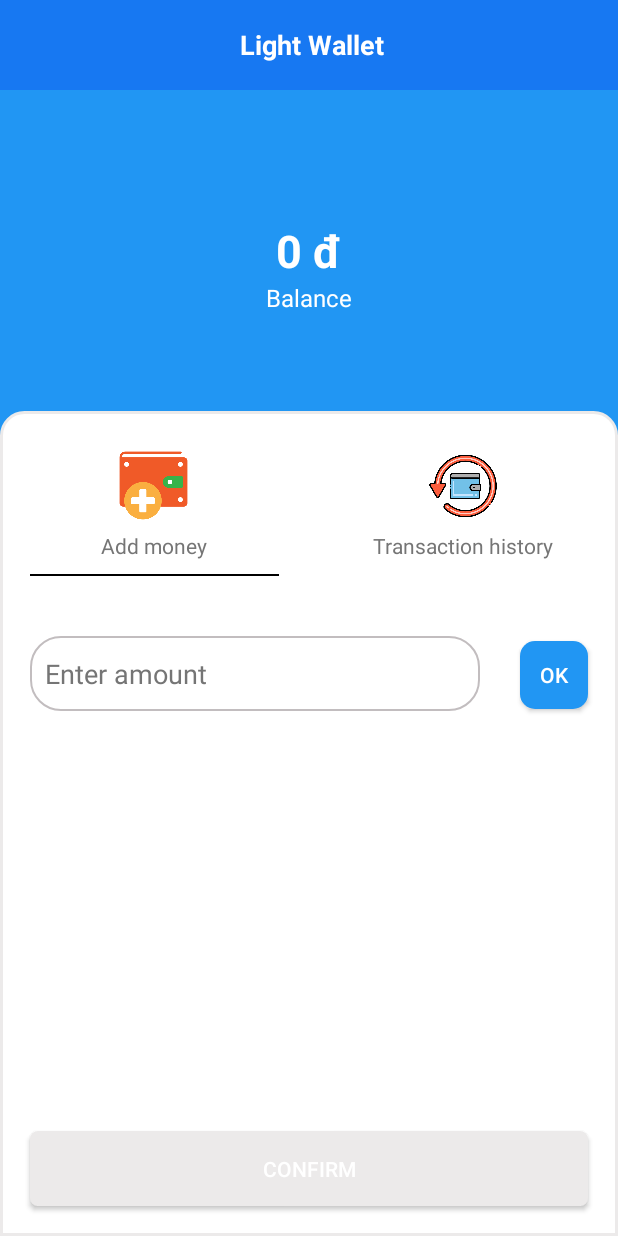
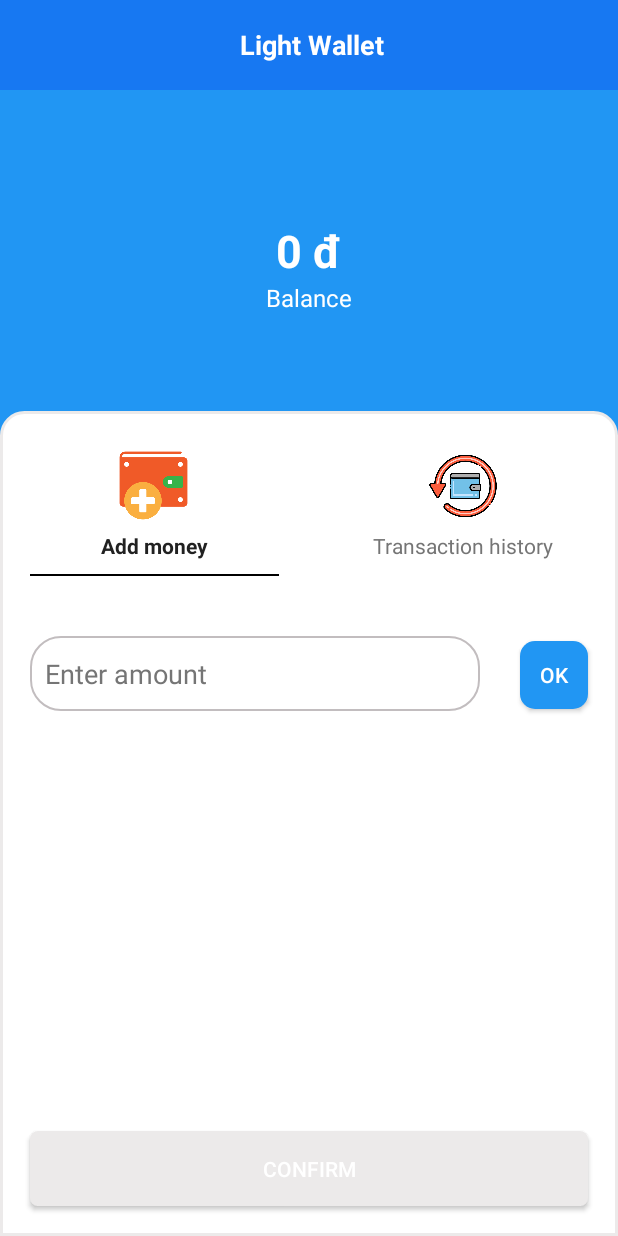
Before and after one commit to quanhspdz/Lightning, an Android app: the WalletActivity screen opened directly, with no data from a screen before it, after a tap on "Add money", on a phone screen of 412 x 824 dp. Run offline under Robolectric (Android 15) with nearby library versions, the phone set to English and light mode, and no system bars.

Commit message:
highlight text when tab is chosen in l-wallet act

```diff
--- a/app/src/main/java/com/example/lightning/activities/WalletActivity.java
+++ b/app/src/main/java/com/example/lightning/activities/WalletActivity.java
@@ -4,6 +4,7 @@ import androidx.appcompat.app.AppCompatActivity;
 import androidx.appcompat.widget.AppCompatButton;
 
 import android.content.Context;
+import android.graphics.Typeface;
 import android.os.Bundle;
 import android.view.View;
 import android.widget.EditText;
@@ -21,7 +22,7 @@ public class WalletActivity extends AppCompatActivity {
     FrameLayout frameAddMoney, frameHistory;
     EditText edtAmount;
     AppCompatButton buttonOk, buttonConfirm;
-    TextView textFormattedMoney, textComfirmation;
+    TextView textFormattedMoney, textConfirmation, textAddMoney, textHistory;
 
     boolean addMoneyIsChosen, historyIsChosen;
 
@@ -45,7 +46,9 @@ public class WalletActivity extends AppCompatActivity {
         textFormattedMoney = findViewById(R.id.text_formatted_money);
         relativeShowAddMoney = findViewById(R.id.relativeShowAddMoney);
         relativeShowHistory = findViewById(R.id.relativeShowHistory);
-        textComfirmation = findViewById(R.id.text_confirmation);
+        textConfirmation = findViewById(R.id.text_confirmation);
+        textAddMoney = findViewById(R.id.text_addMoney);
+        textHistory = findViewById(R.id.text_history);
 
         addMoneyIsChosen = true;
         historyIsChosen = false;
@@ -61,10 +64,15 @@ public class WalletActivity extends AppCompatActivity {
                 relativeShowHistory.setVisibility(View.GONE);
                 edtAmount.setText("");
                 textFormattedMoney.setText("");
-                textComfirmation.setVisibility(View.GONE);
+                textConfirmation.setVisibility(View.GONE);
                 buttonConfirm.setBackgroundDrawable(getResources().getDrawable(R.drawable.button_background_grey_line));
                 addMoneyIsChosen = true;
                 historyIsChosen = false;
+
+                textAddMoney.setTypeface(null, Typeface.BOLD);
+                textAddMoney.setTextColor(getResources().getColor(R.color.primary_text));
+                textHistory.setTypeface(null, Typeface.NORMAL);
+                textHistory.setTextColor(getResources().getColor(R.color.secondary_text));
             }
         });
 
@@ -77,10 +85,15 @@ public class WalletActivity extends AppCompatActivity {
                 relativeShowHistory.setVisibility(View.VISIBLE);
                 edtAmount.setText("");
                 textFormattedMoney.setText("");
-                textComfirmation.setVisibility(View.GONE);
+                textConfirmation.setVisibility(View.GONE);
                 buttonConfirm.setBackgroundDrawable(getResources().getDrawable(R.drawable.button_background_grey_line));
                 addMoneyIsChosen = false;
                 historyIsChosen = true;
+
+                textHistory.setTypeface(null, Typeface.BOLD);
+                textHistory.setTextColor(getResources().getColor(R.color.primary_text));
+                textAddMoney.setTypeface(null, Typeface.NORMAL);
+                textAddMoney.setTextColor(getResources().getColor(R.color.secondary_text));
             }
         });
 
@@ -90,7 +103,7 @@ public class WalletActivity extends AppCompatActivity {
                 String amount = edtAmount.getText().toString().trim();
                 if (!amount.isEmpty()) {
                     textFormattedMoney.setVisibility(View.VISIBLE);
-                    textComfirmation.setVisibility(View.VISIBLE);
+                    textConfirmation.setVisibility(View.VISIBLE);
                     buttonConfirm.setBackgroundDrawable(getResources().getDrawable(R.drawable.button_background));
                     textFormattedMoney.setText(Tool.getCurrencyFormat(Double.parseDouble(amount)));
                     Tool.hideSoftKeyboard(WalletActivity.this);
--- a/app/src/main/res/layout/activity_wallet.xml
+++ b/app/src/main/res/layout/activity_wallet.xml
@@ -96,9 +96,11 @@
                     android:layout_height="wrap_content"
                     android:layout_below="@id/button_add"
                     android:text="Add money"
+                    android:id="@+id/text_addMoney"
+                    android:textStyle="bold"
                     android:clickable="false"
                     android:layout_centerHorizontal="true"
-                    android:textColor="@color/secondary_text"
+                    android:textColor="@color/primary_text"
                     android:layout_marginBottom="5dp" />
 
                 <FrameLayout
@@ -138,6 +140,7 @@
                     android:layout_height="wrap_content"
                     android:layout_below="@id/button_history"
                     android:text="Transaction history"
+                    android:id="@+id/text_history"
                     android:clickable="false"
                     android:textColor="@color/secondary_text"
                     android:layout_centerHorizontal="true"
```
